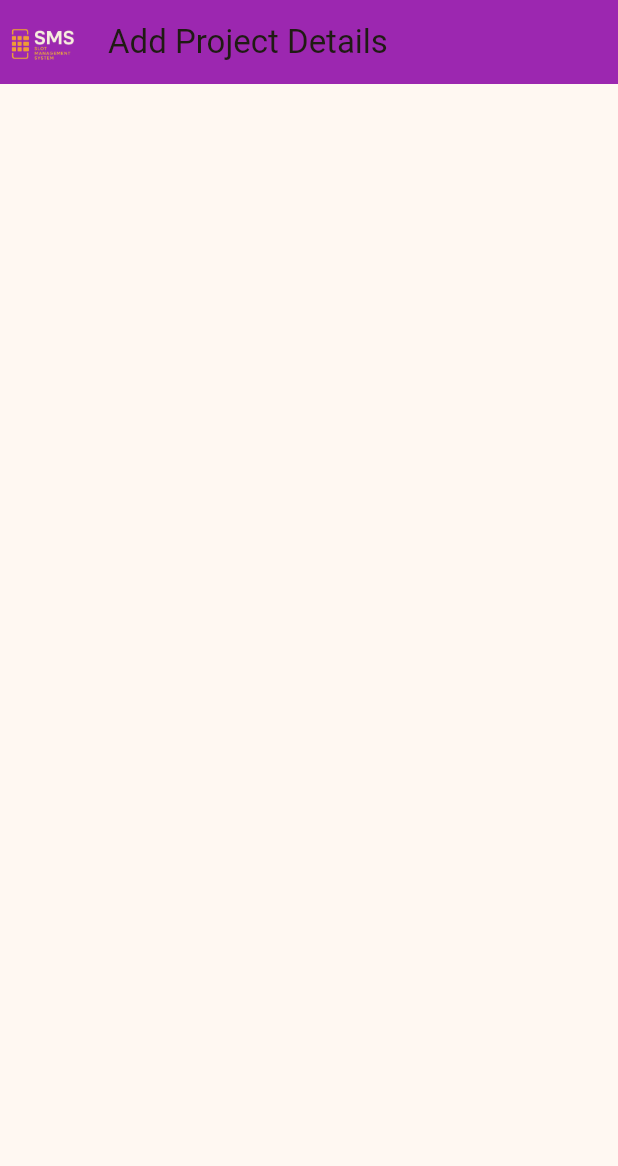
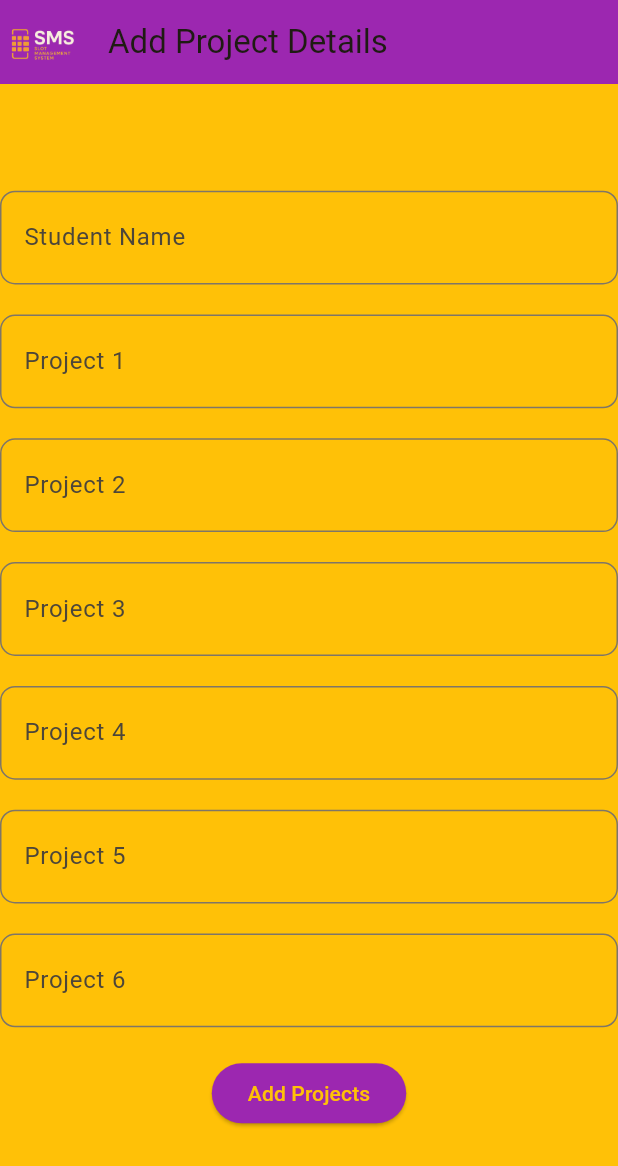
Before and after one commit to Joelscariajustine123/SMS--firebase, a Flutter app: the AddProjectDetails screen opened directly, on a phone screen of 412 x 824 dp. Shown: the top 1166 px of the screen. Run offline on Flutter 3.47's test engine with Material 3 defaults, Android fonts, the phone set to English and light mode, and no system bars; our stand-ins replace firebase_auth, firebase_core; accounts and stored records are empty.

Commit message:
add Project

```diff
--- a/lib/add_project_details.dart
+++ b/lib/add_project_details.dart
@@ -18,6 +18,98 @@ class _AddProjectDetailsState extends State<AddProjectDetails> {
       context,
       MaterialPageRoute(builder: (_) => const Homescreen()),);},
       child:  Image.asset('assets/image/logo.png'))),
+      backgroundColor: Colors.amber,
+      body: Center(
+        child: Column(
+          mainAxisAlignment: MainAxisAlignment.center,
+          children: [
+            TextField(
+              decoration: InputDecoration(
+                prefix: Icon(Icons.person),
+                label: Text("Student Name"),
+                hintText: "Select Student",
+                suffix: Icon(Icons.arrow_drop_down),
+                border: OutlineInputBorder(
+                  borderRadius: BorderRadius.circular(10),
+                ),
+              ),
+            ),
+            SizedBox(height: 20,),
+            TextField(
+              decoration: InputDecoration(
+                prefix: Icon(Icons.person),
+               label: Text("Project 1"),
+                hintText: "Enter Project 1",
+                suffix: Icon(Icons.arrow_drop_down),
+                border: OutlineInputBorder(
+                  borderRadius: BorderRadius.circular(10),
+                ),
+              ),
+            ),
+            SizedBox(height: 20,),
+            TextField(
+              decoration: InputDecoration(
+                prefix: Icon(Icons.person),
+                label: Text("Project 2"),
+                hintText: "Enter Project 2",
+                border: OutlineInputBorder(
+                  borderRadius: BorderRadius.circular(10),
+                ),
+              ),
+            ),
+            SizedBox(height: 20,),
+            TextField(
+              decoration: InputDecoration(
+                prefix: Icon(Icons.person),
+                label: Text("Project 3"),
+                hintText: "Enter Project 3",
+                border: OutlineInputBorder(
+                  borderRadius: BorderRadius.circular(10),
+                ),
+              ),
+            ),
+            SizedBox(height: 20,),
+             TextField(
+              decoration: InputDecoration(
+                prefix: Icon(Icons.person),
+                label: Text("Project 4"),
+                hintText: "Enter Project 4",
+                border: OutlineInputBorder(
+                  borderRadius: BorderRadius.circular(10),
+                ),
+              ),
+            ),
+            SizedBox(height: 20,),
+            TextField(
+              decoration: InputDecoration(
+                prefix: Icon(Icons.person),
+                label: Text("Project 5"),
+                hintText: "Enter Project 5",
+                border: OutlineInputBorder(
+                  borderRadius: BorderRadius.circular(10),
+                ),
+              ),
+            ),
+            SizedBox(height: 20,),
+            TextField(
+              decoration: InputDecoration(
+                prefix: Icon(Icons.person),
+                label: Text("Project 6"),
+                hintText: "Enter Project 6",
+                border: OutlineInputBorder(
+                  borderRadius: BorderRadius.circular(10),
+                ),
+              ),
+            ),
+            SizedBox(height: 20,),
+            ElevatedButton(onPressed: () {
+              Navigator.push(context,MaterialPageRoute(builder: (_)=> Homescreen()));
+            }, child: Text("Add Projects",
+            style: TextStyle(color: Colors.amber),),
+            style: ElevatedButton.styleFrom(backgroundColor: Colors.purple),)
+          ],
+        ),
+      ),
     );
   }
 }
```
Also changed, not shown: lib/complete_students.dart (added, +142 -0 lines), lib/homescreen.dart (+9 -1 lines).
